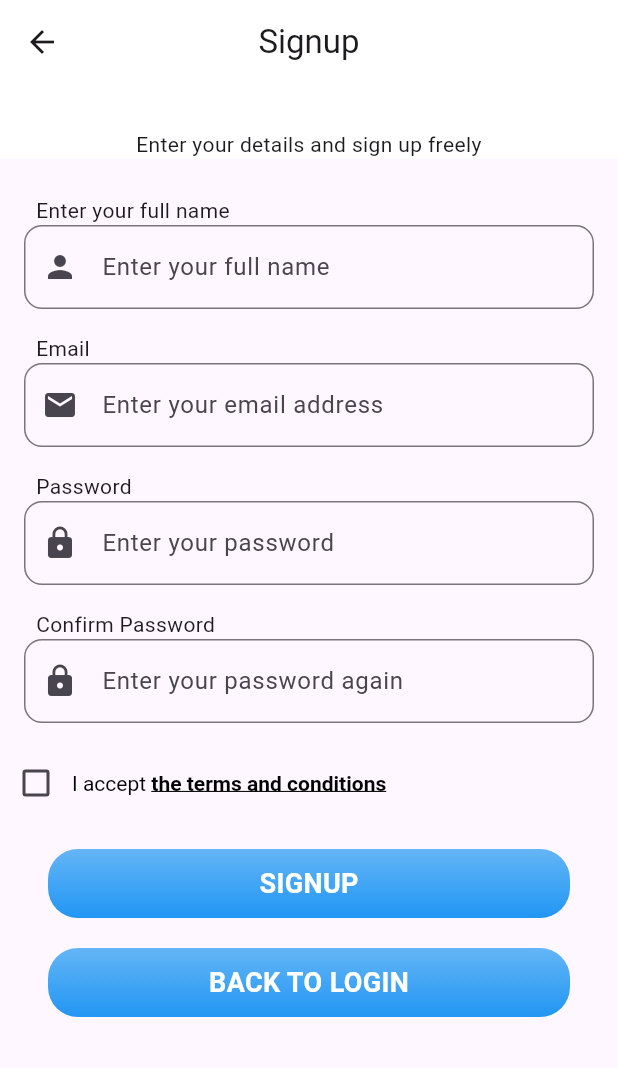
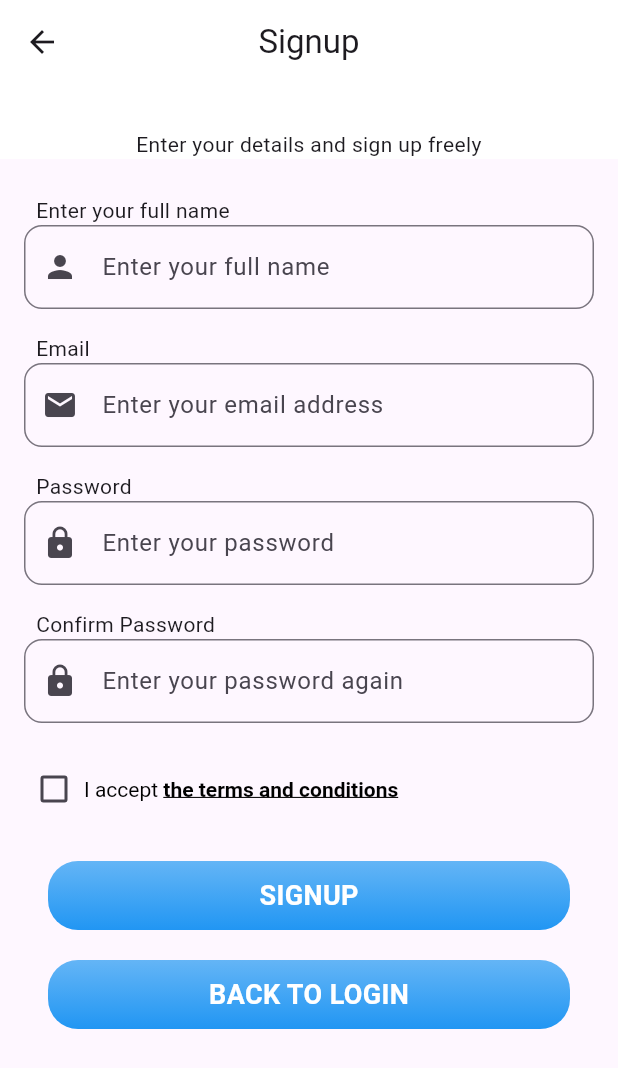
Before and after one commit to Semedii/Suuq, a Flutter app: the SignupPage screen opened by its route, on a phone screen of 412 x 824 dp. Shown: the top 1068 px of the screen. Run offline on Flutter 3.47's test engine with Material 3 defaults, Android fonts, the phone set to English and light mode, and no system bars; our stand-ins replace auto_route, dots_indicator, firebase_auth, firebase_core, flutter_riverpod, fluttertoast and 1 more; accounts and stored records are empty; generated files the repository leaves out were written again.

Commit message:
added checkbox valdiation

```diff
--- /dev/null
+++ b/lib/components/app_checkbox.dart
@@ -0,0 +1,31 @@
+import 'package:flutter/material.dart';
+
+class AppCheckBox extends FormField<bool> {
+  AppCheckBox({
+    super.key,
+    Widget? title,
+    required bool value,
+    Function(bool?)? onChanged,
+    Function(bool?)? validator,
+    bool super.initialValue = false,
+  }) : super(builder: (FormFieldState<bool> state) {
+          return ListTileTheme(
+            horizontalTitleGap: 0,
+            child: CheckboxListTile(
+              title: title,
+              value: value,
+              onChanged: onChanged,
+              subtitle: state.hasError
+                  ? Builder(
+                      builder: (BuildContext context) => Text(
+                        state.errorText ?? "",
+                        style: TextStyle(
+                            color: Theme.of(context).colorScheme.error),
+                      ),
+                    )
+                  : null,
+              controlAffinity: ListTileControlAffinity.leading,
+            ),
+          );
+        });
+}
--- a/lib/pages/signup_page.dart
+++ b/lib/pages/signup_page.dart
@@ -2,6 +2,7 @@ import 'package:auto_route/auto_route.dart';
 import 'package:flutter/material.dart';
 import 'package:flutter_riverpod/flutter_riverpod.dart';
 import 'package:suuq/components/app_button.dart';
+import 'package:suuq/components/app_checkbox.dart';
 import 'package:suuq/components/app_textfield.dart';
 import 'package:suuq/providers/signup/signup_notifier.dart';
 import 'package:suuq/router/app_router.gr.dart';
@@ -35,7 +36,6 @@ class SignupPage extends ConsumerWidget {
           child: Column(
             children: [
               _getTextFields(ref, localizations),
-              _getTermsAndConditionsSection(ref, localizations),
               AppButton(
                   title: localizations.signup,
                   isLoading: signUpProvider.isButtonLoading,
@@ -95,23 +95,21 @@ class SignupPage extends ConsumerWidget {
             validator: (value1) =>
                 FieldValidators.match(value1, signUpProvider.password),
           ),
+          AppCheckBox(
+            title: _getTermsAndConditionsTitle(localizations),
+            value: ref.watch(signupNotifierProvider).isAgreed,
+            onChanged: (s) {
+              ref.read(signupNotifierProvider.notifier).onIsAgreedChanged(s);
+            },
+            validator: FieldValidators.checkbox,
+          ),
         ],
       ),
     );
   }
 
-  Row _getTermsAndConditionsSection(
-      WidgetRef ref, AppLocalizations localizations) {
-    return Row(
-      children: [
-        Checkbox(
-          value: ref.read(signupNotifierProvider).isAgreed,
-          onChanged:
-              ref.read(signupNotifierProvider.notifier).onIsAgreedChanged,
-          activeColor: Colors.grey,
-          checkColor: Colors.black,
-        ),
-        Flexible(
+  Widget _getTermsAndConditionsTitle(AppLocalizations localizations) {
+    return Flexible(
       child: RichText(
         text: TextSpan(
           children: [
@@ -128,8 +126,6 @@ class SignupPage extends ConsumerWidget {
           ],
         ),
       ),
-        ),
-      ],
     );
   }
 
--- a/lib/utils/field_validators.dart
+++ b/lib/utils/field_validators.dart
@@ -26,7 +26,7 @@ class FieldValidators {
     return null;
   }
 
-    static String? password(String? value) {
+  static String? password(String? value) {
     if (required(value) != null) {
       return required(value);
     } else if (value!.length < 6) {
@@ -34,4 +34,11 @@ class FieldValidators {
     }
     return null;
   }
+
+  static String? checkbox(bool? value) {
+    if (value != null || value == false) {
+      return 'You need to accept the terms';
+    }
+    return null;
+  }
 }
```
Lines whose indentation alone changed are shown as unchanged.
